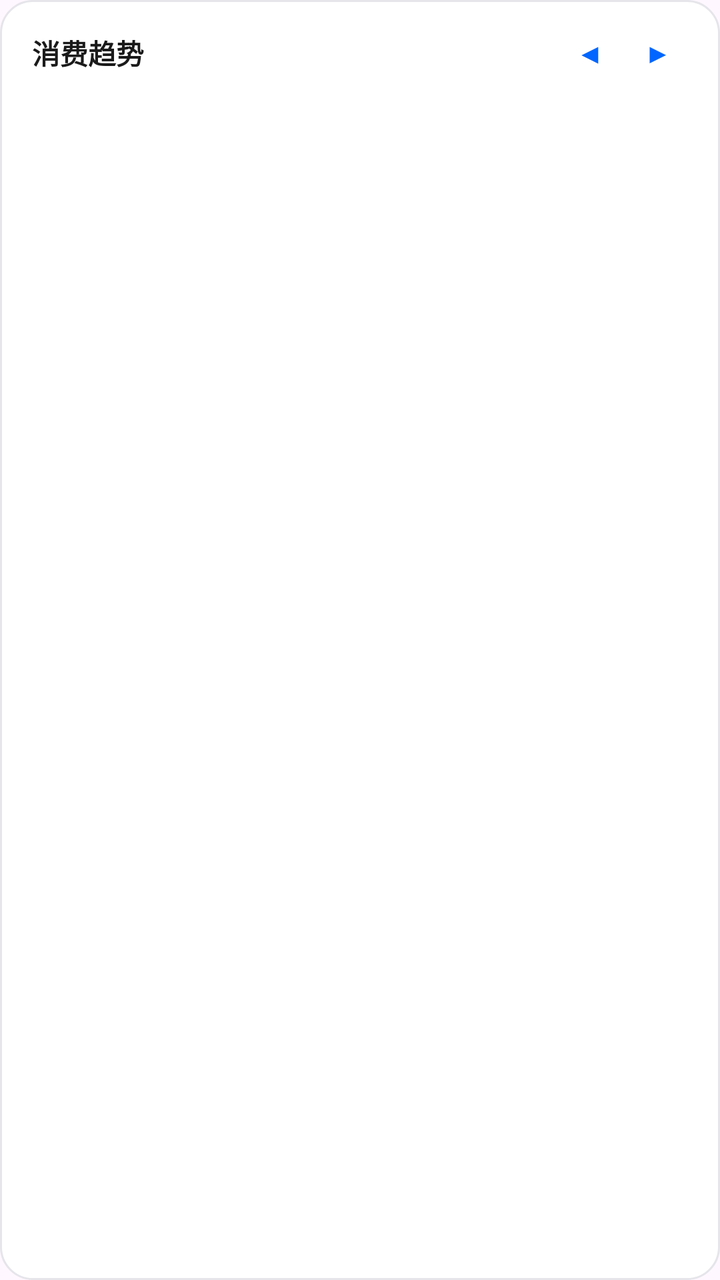
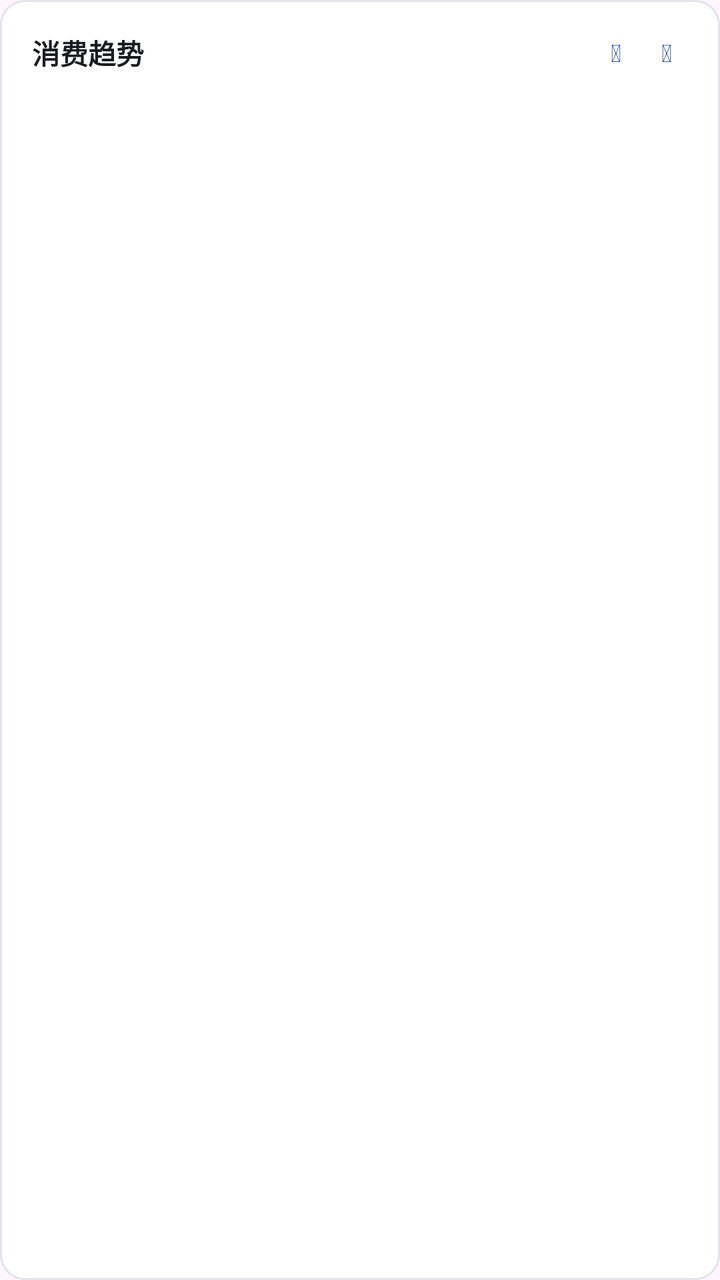

Compare the two renders of this Android layout. The source of the first and the diff that turns it into the second are given below.
<!-- AndroidManifest.xml: application theme Theme.TransitU -->
<!-- res/layout/card_spending_trend.xml -->
<?xml version="1.0" encoding="utf-8"?>
<FrameLayout xmlns:android="http://schemas.android.com/apk/res/android"
    android:id="@+id/trendRoot"
    android:layout_width="match_parent"
    android:layout_height="wrap_content"
    android:background="@drawable/bg_content_card"
    android:layout_marginBottom="16dp">

<LinearLayout
    android:layout_width="match_parent"
    android:layout_height="wrap_content"
    android:orientation="vertical"
    android:padding="16dp">

    
    <LinearLayout
        android:layout_width="match_parent"
        android:layout_height="wrap_content"
        android:orientation="horizontal"
        android:gravity="center_vertical"
        android:layout_marginBottom="8dp">

        <TextView
            android:layout_width="wrap_content"
            android:layout_height="wrap_content"
            android:text="消费趋势"
            android:textColor="#1A1A1A"
            android:textSize="14sp"
            android:textStyle="bold" />

        <Space
            android:layout_width="0dp"
            android:layout_height="1dp"
            android:layout_weight="1" />

        <TextView
            android:id="@+id/btnPrevPeriod"
            android:layout_width="wrap_content"
            android:layout_height="wrap_content"
            android:text="◀"
            android:textColor="#0066FF"
            android:textSize="14sp"
            android:paddingStart="8dp"
            android:paddingEnd="8dp"
            android:clickable="true"
            android:focusable="true" />

        <TextView
            android:id="@+id/tvPeriodRange"
            android:layout_width="wrap_content"
            android:layout_height="wrap_content"
            android:text=""
            android:textColor="#8E8E93"
            android:textSize="11sp"
            android:paddingStart="2dp"
            android:paddingEnd="2dp" />

        <TextView
            android:id="@+id/btnNextPeriod"
            android:layout_width="wrap_content"
            android:layout_height="wrap_content"
            android:text="▶"
            android:textColor="#0066FF"
            android:textSize="14sp"
            android:paddingStart="8dp"
            android:paddingEnd="8dp"
            android:clickable="true"
            android:focusable="true" />
    </LinearLayout>

    
    <TextView
        android:id="@+id/btnBackCurrent"
        android:layout_width="wrap_content"
        android:layout_height="wrap_content"
        android:text="&#xF2EA; 回到当前周期"
        android:textColor="#0066FF"
        android:textSize="11sp"
        android:background="@drawable/bg_chip_default"
        android:paddingStart="8dp"
        android:paddingEnd="8dp"
        android:paddingTop="3dp"
        android:paddingBottom="3dp"
        android:layout_marginBottom="8dp"
        android:visibility="gone"
        android:clickable="true"
        android:focusable="true" />

    
    <LinearLayout
        android:id="@+id/chartContainer"
        android:layout_width="match_parent"
        android:layout_height="180dp"
        android:orientation="horizontal"
        android:gravity="bottom|center"
        android:paddingTop="20dp"
        android:paddingBottom="4dp" />
</LinearLayout>

    
    <TextView
        android:id="@+id/chartPopup"
        android:layout_width="wrap_content"
        android:layout_height="wrap_content"
        android:textColor="#FFFFFF"
        android:textSize="9sp"
        android:textStyle="bold"
        android:gravity="center"
        android:background="@drawable/bg_chart_popup"
        android:visibility="gone" />
</FrameLayout>
<!-- resources referenced by this layout -->
<resources>
  <!-- drawable bg_chart_popup (drawable) -->
  <?xml version="1.0" encoding="utf-8"?>
  <shape xmlns:android="http://schemas.android.com/apk/res/android"
      android:shape="rectangle">
      <solid android:color="#E61A1A1A" />
      <corners android:radius="6dp" />
      <padding
          android:left="6dp"
          android:right="6dp"
          android:top="3dp"
          android:bottom="3dp" />
  </shape>
  <!-- drawable bg_chip_default (drawable) -->
  <?xml version="1.0" encoding="utf-8"?>
  <shape xmlns:android="http://schemas.android.com/apk/res/android">
      <solid android:color="#E5E5EA" />
      <corners android:radius="20dp" />
  </shape>
  <!-- drawable bg_content_card (drawable) -->
  <?xml version="1.0" encoding="utf-8"?>
  <shape xmlns:android="http://schemas.android.com/apk/res/android">
      <solid android:color="#FFFFFF" />
      <corners android:radius="16dp" />
      <stroke android:width="1dp" android:color="#E5E5EA" />
  </shape>
  <style name="Theme.TransitU" parent="Theme.Material3.DayNight.NoActionBar">
          
          <item name="android:textSelectHandle">@drawable/tu_text_select_handle_middle</item>
          <item name="android:textSelectHandleLeft">@drawable/tu_text_select_handle_left</item>
          <item name="android:textSelectHandleRight">@drawable/tu_text_select_handle_right</item>
  
          
          <item name="android:textColorHighlight">@color/m3_highlighted_text</item>
      </style>
  <!-- drawable tu_text_select_handle_middle (drawable) -->
  <?xml version="1.0" encoding="utf-8"?>
  <bitmap xmlns:android="http://schemas.android.com/apk/res/android"
      android:src="@drawable/abc_text_select_handle_middle_mtrl"
      android:tint="?attr/colorPrimary"
      android:tintMode="src_in" />
  <!-- drawable tu_text_select_handle_left (drawable) -->
  <?xml version="1.0" encoding="utf-8"?>
  <bitmap xmlns:android="http://schemas.android.com/apk/res/android"
      android:src="@drawable/abc_text_select_handle_left_mtrl"
      android:tint="?attr/colorPrimary"
      android:tintMode="src_in" />
  <!-- drawable tu_text_select_handle_right (drawable) -->
  <?xml version="1.0" encoding="utf-8"?>
  <bitmap xmlns:android="http://schemas.android.com/apk/res/android"
      android:src="@drawable/abc_text_select_handle_right_mtrl"
      android:tint="?attr/colorPrimary"
      android:tintMode="src_in" />
</resources>

<!-- the commit's change to res/layout/card_spending_trend.xml (unified diff, before → after) -->
@@ -24,7 +24,7 @@
             android:layout_width="wrap_content"
             android:layout_height="wrap_content"
             android:text="消费趋势"
-            android:textColor="#1A1A1A"
+            android:textColor="@color/ink"
             android:textSize="14sp"
             android:textStyle="bold" />
 
@@ -37,9 +37,9 @@
             android:id="@+id/btnPrevPeriod"
             android:layout_width="wrap_content"
             android:layout_height="wrap_content"
-            android:text="◀"
-            android:textColor="#0066FF"
-            android:textSize="14sp"
+            android:text="&#xF053;"
+            android:textColor="@color/accent"
+            android:textSize="12sp"
             android:paddingStart="8dp"
             android:paddingEnd="8dp"
             android:clickable="true"
@@ -50,7 +50,7 @@
             android:layout_width="wrap_content"
             android:layout_height="wrap_content"
             android:text=""
-            android:textColor="#8E8E93"
+            android:textColor="@color/ink_3"
             android:textSize="11sp"
             android:paddingStart="2dp"
             android:paddingEnd="2dp" />
@@ -59,9 +59,9 @@
             android:id="@+id/btnNextPeriod"
             android:layout_width="wrap_content"
             android:layout_height="wrap_content"
-            android:text="▶"
-            android:textColor="#0066FF"
-            android:textSize="14sp"
+            android:text="&#xF054;"
+            android:textColor="@color/accent"
+            android:textSize="12sp"
             android:paddingStart="8dp"
             android:paddingEnd="8dp"
             android:clickable="true"
@@ -74,7 +74,7 @@
         android:layout_width="wrap_content"
         android:layout_height="wrap_content"
         android:text="&#xF2EA; 回到当前周期"
-        android:textColor="#0066FF"
+        android:textColor="@color/accent"
         android:textSize="11sp"
         android:background="@drawable/bg_chip_default"
         android:paddingStart="8dp"
<!-- resource entries referenced after the edit -->
@@ -1,11 +1,14 @@
 <!-- resources referenced by this layout -->
 <resources>
+  <color name="accent">#1F4E9C</color>
+  <color name="ink">#1B1C1E</color>
+  <color name="ink_3">#6B6F76</color>
   <!-- drawable bg_chart_popup (drawable) -->
   <?xml version="1.0" encoding="utf-8"?>
   <shape xmlns:android="http://schemas.android.com/apk/res/android"
       android:shape="rectangle">
       <solid android:color="#E61A1A1A" />
-      <corners android:radius="6dp" />
+      <corners android:radius="4dp" />
       <padding
           android:left="6dp"
           android:right="6dp"
@@ -15,15 +18,15 @@
   <!-- drawable bg_chip_default (drawable) -->
   <?xml version="1.0" encoding="utf-8"?>
   <shape xmlns:android="http://schemas.android.com/apk/res/android">
-      <solid android:color="#E5E5EA" />
-      <corners android:radius="20dp" />
+      <solid android:color="@color/line" />
+      <corners android:radius="999dp" />
   </shape>
   <!-- drawable bg_content_card (drawable) -->
   <?xml version="1.0" encoding="utf-8"?>
   <shape xmlns:android="http://schemas.android.com/apk/res/android">
       <solid android:color="#FFFFFF" />
-      <corners android:radius="16dp" />
-      <stroke android:width="1dp" android:color="#E5E5EA" />
+      <corners android:radius="12dp" />
+      <stroke android:width="1dp" android:color="@color/line" />
   </shape>
   <style name="Theme.TransitU" parent="Theme.Material3.DayNight.NoActionBar">
           
@@ -34,6 +37,7 @@
           
           <item name="android:textColorHighlight">@color/m3_highlighted_text</item>
       </style>
+  <color name="line">#E1E4E8</color>
   <!-- drawable tu_text_select_handle_middle (drawable) -->
   <?xml version="1.0" encoding="utf-8"?>
   <bitmap xmlns:android="http://schemas.android.com/apk/res/android"
